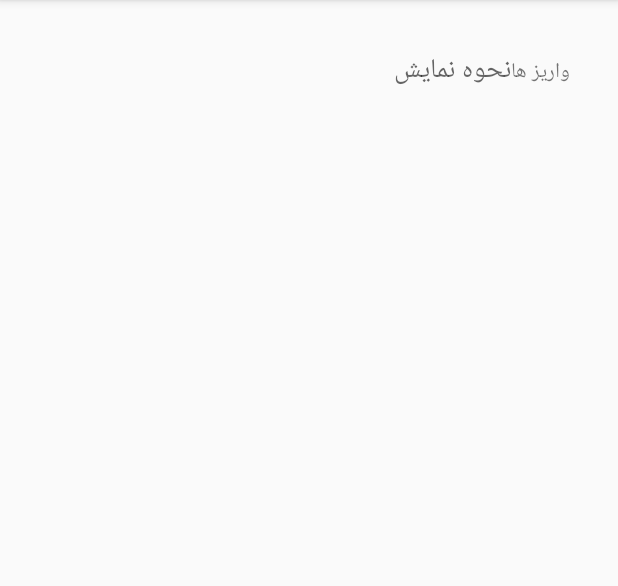
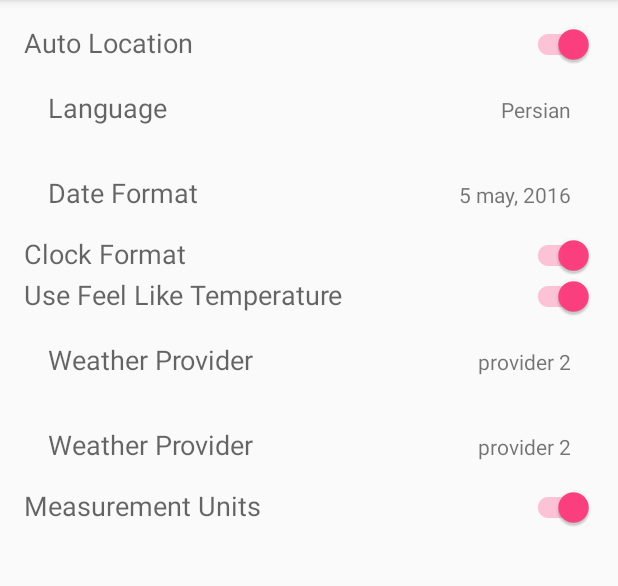
Before and after one commit to MRezaNasirloo/PreferenceZero, an Android app: the screen it shows after launch (MainActivity), on a phone screen of 412 x 824 dp, the part 84-670 px from its top. Run offline under Robolectric (Android 15) with nearby library versions, the phone set to English and light mode, and no system bars.

Commit message:
usage example.

```diff
--- a/app/src/main/res/layout/activity_main.xml
+++ b/app/src/main/res/layout/activity_main.xml
@@ -1,5 +1,5 @@
 <?xml version="1.0" encoding="utf-8"?>
-<RelativeLayout
+<android.support.v4.widget.NestedScrollView
     xmlns:android="http://schemas.android.com/apk/res/android"
     xmlns:tools="http://schemas.android.com/tools"
     android:layout_width="match_parent"
@@ -12,16 +12,96 @@
     tools:context="com.sixthsolution.materialpreferencesdemo.MainActivity"
     >
 
-    <com.sixthsolution.materialpreferences.preferences.lists.EasyPreferenceListDialog
+    <LinearLayout
         android:layout_width="match_parent"
         android:layout_height="wrap_content"
-        android:id="@+id/preference_switch_notification_type"
-        android:entries="@array/pref_notification_how_to_show_list_entries"
-        android:entryValues="@array/pref_notification_how_to_show_list_values"
-        app:ep_default="1"
-        app:ep_key="pref_notification_type"
-        app:ep_title="نحوه نمایش"
-        />
-        <!--app:ep_dependency="pref_notification_show"-->
+        android:orientation="vertical"
+        >
 
-</RelativeLayout>
+        <!-- TODO: 2016-05-10 add header -->
+        <com.sixthsolution.materialpreferences.preferences.EasyPreferenceSwitch
+            android:id="@+id/preferences_auto_location"
+            android:layout_width="match_parent"
+            android:layout_height="wrap_content"
+            app:ep_title="@string/auto_location"
+            app:ep_default="true"
+            app:ep_key="pref_auto_location"
+            />
+
+        <!-- TODO: 2016-05-10 add header -->
+        <com.sixthsolution.materialpreferences.preferences.lists.EasyPreferenceListDialog
+            android:id="@+id/preferences_choose_language"
+            android:layout_width="match_parent"
+            android:layout_height="wrap_content"
+            android:entries="@array/pref_language_list_entries"
+            android:entryValues="@array/pref_language_list_value"
+            app:ep_default="1"
+            app:ep_title="@string/language"
+            app:ep_key="pref_choose_language"
+            />
+
+        <com.sixthsolution.materialpreferences.preferences.lists.EasyPreferenceListDialog
+            android:id="@+id/preferences_choose_date_format"
+            android:layout_width="match_parent"
+            android:layout_height="wrap_content"
+            android:entries="@array/pref_date_format_list_entries"
+            android:entryValues="@array/pref_date_format_list_value"
+            app:ep_default="1"
+            app:ep_title="@string/date_format"
+            app:ep_key="pref_date_format"
+            />
+
+        <!-- TODO: 2016-05-10 create a custom class to set textOn & textOff-->
+        <com.sixthsolution.materialpreferences.preferences.EasyPreferenceSwitch
+            android:id="@+id/preferences_clock_format"
+            android:layout_width="match_parent"
+            android:layout_height="wrap_content"
+            app:ep_title="@string/clock_format"
+            app:ep_default="true"
+            app:ep_key="pref_clock_format"
+            />
+
+        <!-- TODO: 2016-05-10 add header -->
+        <com.sixthsolution.materialpreferences.preferences.EasyPreferenceSwitch
+            android:id="@+id/preferences_feel_temp"
+            android:layout_width="match_parent"
+            android:layout_height="wrap_content"
+            app:ep_title="@string/feel_temp"
+            app:ep_default="true"
+            app:ep_key="pref_feel_temp"
+            />
+
+
+        <com.sixthsolution.materialpreferences.preferences.lists.EasyPreferenceListDialog
+            android:id="@+id/preferences_choose_weather_provider"
+            android:layout_width="match_parent"
+            android:layout_height="wrap_content"
+            android:entries="@array/pref_weather_provider_list_entries"
+            android:entryValues="@array/pref_weather_provider_list_value"
+            app:ep_default="1"
+            app:ep_title="@string/weather_provider"
+            app:ep_key="pref_weather_provider"
+            />
+
+        <com.sixthsolution.materialpreferences.preferences.lists.EasyPreferenceListDialog
+            android:id="@+id/preferences_choose_radar_provider"
+            android:layout_width="match_parent"
+            android:layout_height="wrap_content"
+            android:entries="@array/pref_radar_provider_list_entries"
+            android:entryValues="@array/pref_radar_provider_list_value"
+            app:ep_default="1"
+            app:ep_title="@string/radar_provider"
+            app:ep_key="pref_radar_provider"
+            />
+
+        <com.sixthsolution.materialpreferences.preferences.EasyPreferenceSwitch
+            android:id="@+id/preferences_measurement_unit"
+            android:layout_width="match_parent"
+            android:layout_height="wrap_content"
+            app:ep_title="@string/measurement_unit"
+            app:ep_default="true"
+            app:ep_key="pref_measurement_unit"
+            />
+
+    </LinearLayout>
+</android.support.v4.widget.NestedScrollView>
--- a/app/src/main/res/values/strings.xml
+++ b/app/src/main/res/values/strings.xml
@@ -13,4 +13,60 @@
         <item>3</item>
         <item>4</item>
     </string-array>
+
+    <string name="auto_location">Auto Location</string>
+
+    <string name="language">Language</string>
+    <string-array name="pref_language_list_entries">
+        <item>English</item>
+        <item>Persian</item>
+        <item>Arabic</item>
+    </string-array>
+    <string-array name="pref_language_list_value">
+        <item>1</item>
+        <item>2</item>
+        <item>3</item>
+    </string-array>
+
+    <string name="date_format">Date Format</string>
+    <string-array name="pref_date_format_list_entries">
+        <item>5/16/2016/</item>
+        <item>5 may, 2016</item>
+        <item>mon 5 may, 2016</item>
+    </string-array>
+    <string-array name="pref_date_format_list_value">
+        <item>1</item>
+        <item>2</item>
+        <item>3</item>
+    </string-array>
+
+    <string name="clock_format">Clock Format</string>
+    <string name="feel_temp">Use Feel Like Temperature</string>
+
+    <string name="weather_provider">Weather Provider</string>
+    <string-array name="pref_weather_provider_list_entries">
+        <item>provider 1</item>
+        <item>provider 2</item>
+        <item>provider 3</item>
+    </string-array>
+    <string-array name="pref_weather_provider_list_value">
+        <item>1</item>
+        <item>2</item>
+        <item>3</item>
+    </string-array>
+
+    <string name="radar_provider">Weather Provider</string>
+    <string-array name="pref_radar_provider_list_entries">
+        <item>provider 1</item>
+        <item>provider 2</item>
+        <item>provider 3</item>
+    </string-array>
+    <string-array name="pref_radar_provider_list_value">
+        <item>1</item>
+        <item>2</item>
+        <item>3</item>
+    </string-array>
+
+    <string name="measurement_unit">Measurement Units</string>
+
 </resources>
--- a/build.gradle
+++ b/build.gradle
@@ -5,7 +5,7 @@ buildscript {
         jcenter()
     }
     dependencies {
-        classpath 'com.android.tools.build:gradle:1.5.0'
+        classpath 'com.android.tools.build:gradle:2.1.0'
 
         // NOTE: Do not place your application dependencies here; they belong
         // in the individual module build.gradle files
```
Also changed, not shown: gradle/wrapper/gradle-wrapper.properties.
